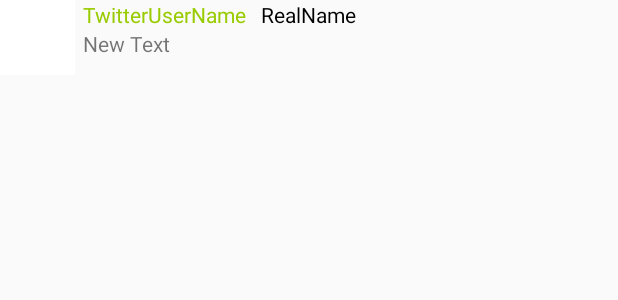
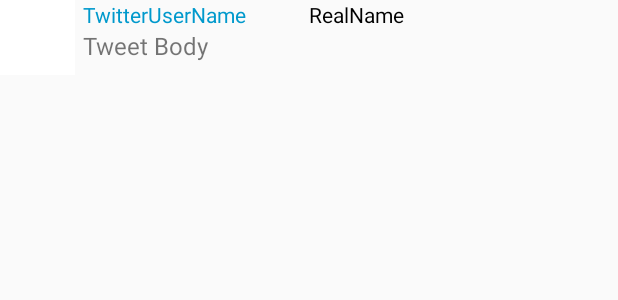
Before and after one commit to alberto-campos/hw3-twitterAndroid, an Android app: the layout item_tweet.xml on its own in the app's theme, with its tools: preview values and no code run, on a phone screen of 412 x 824 dp. Shown: the top 300 px of the screen. Run offline under Robolectric (Android 15) with nearby library versions, the phone set to English and light mode, and no system bars.

Commit message:
Slight UI improvements

```diff
--- a/app/src/main/java/com/codepath/apps/restclienttemplate/activities/ComposeActivity.java
+++ b/app/src/main/java/com/codepath/apps/restclienttemplate/activities/ComposeActivity.java
@@ -46,9 +46,7 @@ public class ComposeActivity extends AppCompatActivity implements Serializable {
         ImageView tvProfileImage;
         tvProfileImage = (ImageView) findViewById(R.id.ivComposeProfile);
         Picasso.with(getApplicationContext()).load(getIntent().getStringExtra("url")).into(tvProfileImage);
-        //tvProfileImage.setImageBitmap("");
 
-       // Toast.makeText(getApplicationContext(), getIntent().getStringExtra("url"), Toast.LENGTH_SHORT).show();
     }
 
     @Override
--- a/app/src/main/java/com/codepath/apps/restclienttemplate/activities/TimelineActivity.java
+++ b/app/src/main/java/com/codepath/apps/restclienttemplate/activities/TimelineActivity.java
@@ -127,10 +127,12 @@ public class TimelineActivity extends AppCompatActivity {
     }
 
     public void displayNewTweets(String msg) {
-        populateTimeline();
+        aTweets.clear();
         aTweets.add(Tweet.fromMsg(msg));
         aTweets.notifyDataSetChanged();
         lvTweets.notifyAll();
+
+        populateTimeline();
     }
 
     private void populateTimeline() {
--- a/app/src/main/java/com/codepath/apps/restclienttemplate/adapters/TweetsArrayAdapter.java
+++ b/app/src/main/java/com/codepath/apps/restclienttemplate/adapters/TweetsArrayAdapter.java
@@ -1,6 +1,7 @@
 package com.codepath.apps.restclienttemplate.adapters;
 
 import android.content.Context;
+import android.text.Html;
 import android.view.LayoutInflater;
 import android.view.View;
 import android.view.ViewGroup;
@@ -47,6 +48,8 @@ public class TweetsArrayAdapter extends ArrayAdapter<Tweet> {
         TextView tvRealName = (TextView) convertView.findViewById(R.id.tvRealName);
         TextView tvTimestamp = (TextView) convertView.findViewById(R.id.tvTime);
         TextView tvBody = (TextView) convertView.findViewById(R.id.tvBody);
+
+
         PrettyTime p = new PrettyTime(new Locale("en"));
 
         tvScreenName.setText("@" + tweet.getUser().getScreenName());
@@ -55,11 +58,11 @@ public class TweetsArrayAdapter extends ArrayAdapter<Tweet> {
         Date myDate = new java.util.Date(tweet.getCreatedAt());
 
         long t=myDate.getTime();
-        Date afterRemoving10Mins=new Date(t - (25 * ONE_MINUTE_IN_MILLIS));
+        Date afterRemoving10Mins=new Date(t - (55 * ONE_MINUTE_IN_MILLIS));
 
         tvTimestamp.setText(p.format(afterRemoving10Mins));
 
-        tvBody.setText(tweet.getBody());
+        tvBody.setText(Html.fromHtml(tweet.getBody()));
         ivProfileImage.setImageResource(android.R.color.transparent);
         Picasso.with(getContext()).load(tweet.getUser().getProfileImageUrl()).into(ivProfileImage);
 
--- a/app/src/main/res/layout/activity_timeline.xml
+++ b/app/src/main/res/layout/activity_timeline.xml
@@ -1,17 +1,18 @@
 <?xml version="1.0" encoding="utf-8"?>
-<RelativeLayout xmlns:android="http://schemas.android.com/apk/res/android"
+<LinearLayout xmlns:android="http://schemas.android.com/apk/res/android"
     xmlns:tools="http://schemas.android.com/tools" android:layout_width="match_parent"
     android:layout_height="match_parent"
 
     tools:context="com.codepath.apps.restclienttemplate.activities.TimelineActivity">
 
     <ListView
-        android:layout_width="wrap_content"
-        android:layout_height="wrap_content"
+        android:layout_width="match_parent"
+        android:layout_height="fill_parent"
+
         android:id="@+id/lvTweets"
         android:layout_alignParentTop="true"
         android:layout_alignParentLeft="true"
         android:layout_alignParentStart="true"
         android:layout_alignParentBottom="true"
         android:layout_alignParentRight="true" />
-</RelativeLayout>
+</LinearLayout>
--- a/app/src/main/res/layout/item_tweet.xml
+++ b/app/src/main/res/layout/item_tweet.xml
@@ -1,6 +1,7 @@
 <?xml version="1.0" encoding="utf-8"?>
 <RelativeLayout xmlns:android="http://schemas.android.com/apk/res/android"
-    android:layout_width="match_parent" android:layout_height="match_parent">
+    android:layout_width="wrap_content" android:layout_height="fill_parent"
+    android:weightSum="1">
 
     <ImageView
         android:layout_width="50dp"
@@ -18,24 +19,11 @@
         android:layout_height="wrap_content"
         android:text="TwitterUserName"
         android:id="@+id/tvScreenName"
-        android:textColor="@android:color/holo_green_light"
+        android:textColor="@android:color/holo_blue_dark"
         android:layout_alignParentTop="true"
         android:layout_toRightOf="@+id/ivProfileImage"
         android:layout_toEndOf="@+id/ivProfileImage" />
 
-    <TextView
-        android:layout_width="wrap_content"
-        android:layout_height="wrap_content"
-        android:text="New Text"
-        android:id="@+id/tvBody"
-        android:layout_toRightOf="@+id/ivProfileImage"
-        android:layout_alignParentRight="true"
-        android:layout_alignParentEnd="true"
-        android:layout_below="@+id/tvScreenName"
-        android:layout_alignBottom="@+id/ivProfileImage"
-        android:maxLines="3"
-        android:singleLine="false"
-        android:ellipsize="end" />
 
     <TextView
         android:layout_width="wrap_content"
@@ -43,8 +31,34 @@
         android:text="RealName"
         android:id="@+id/tvRealName"
         android:textColor="@android:color/black"
+        android:layout_toRightOf="@+id/tvScreenName"
+        android:layout_marginLeft="41dp"
+        android:layout_marginStart="41dp"
         android:layout_alignParentTop="true"
-        android:layout_centerHorizontal="true" />
+        android:layout_alignRight="@+id/tvBody"
+        android:layout_alignEnd="@+id/tvBody" />
+
+    <TextView
+        android:layout_width="wrap_content"
+        android:layout_height="match_parent"
+        android:text="Tweet Body"
+        android:id="@+id/tvBody"
+        android:layout_toRightOf="@+id/ivProfileImage"
+        android:layout_alignParentRight="true"
+        android:layout_alignParentEnd="true"
+        android:layout_below="@+id/tvScreenName"
+        android:textSize="16dp"
+        android:maxLines="5"
+        android:typeface="sans"
+
+        android:autoLink="all"
+        android:linksClickable="true"
+        android:textColorHighlight="#7C82D2"
+        android:textColorHint="#2DC942"
+        android:textColorLink="#8DE67F"
+
+        android:singleLine="false"
+        android:ellipsize="end" />
 
     <TextView
         android:layout_width="wrap_content"
@@ -52,5 +66,7 @@
         android:id="@+id/tvTime"
         android:layout_above="@+id/tvBody"
         android:layout_alignParentRight="true"
-        android:layout_alignParentEnd="true" />
+        android:layout_alignParentEnd="true"
+        android:layout_alignParentTop="true" />
+
 </RelativeLayout>
```
